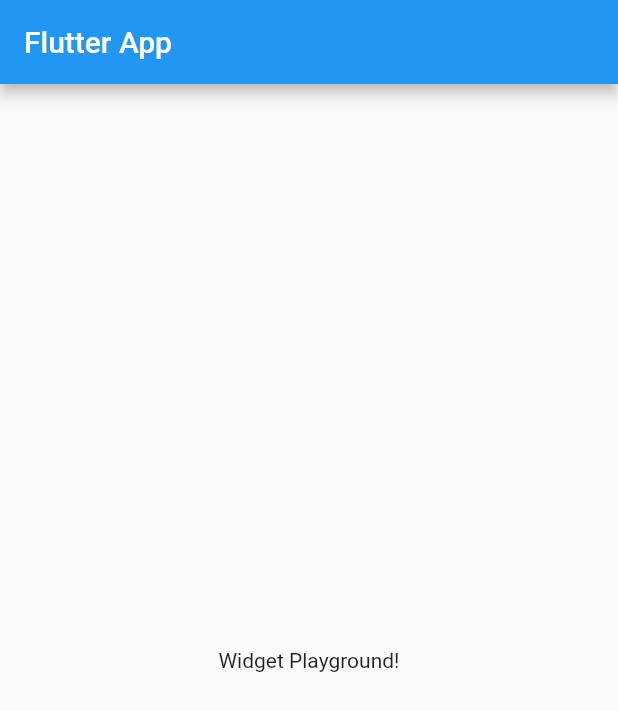
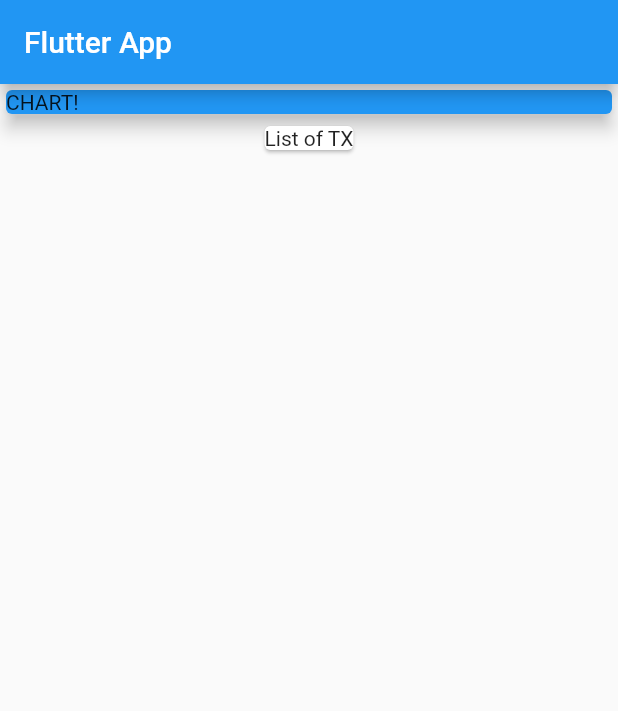
Before and after one commit to ExpertKiD/flutter_complete_guide, a Flutter app: the screen it shows after launch, on a phone screen of 412 x 824 dp. Shown: the top 711 px of the screen. Run offline on Flutter 3.47's test engine with Material 2 defaults, Android fonts, the phone set to English and light mode, and no system bars.

Commit message:
Add basic structure to home screen

```diff
--- a/lib/main.dart
+++ b/lib/main.dart
@@ -16,12 +16,23 @@ class MyHomePage extends StatelessWidget {
   @override
   Widget build(BuildContext context) {
     return Scaffold(
-      appBar: AppBar(
-        title: Text('Flutter App'),
-      ),
-      body: Center(
-        child: Text('Widget Playground!'),
-      ),
-    );
+        appBar: AppBar(
+          title: Text('Flutter App'),
+        ),
+        body: Column(
+          children: <Widget>[
+            Container(
+              width: double.infinity,
+              child: Card(
+                color: Colors.blue,
+                child: Text('CHART!'),
+                elevation: 5,
+              ),
+            ),
+            Card(
+              child: Text('List of TX'),
+            ),
+          ],
+        ));
   }
 }
```
